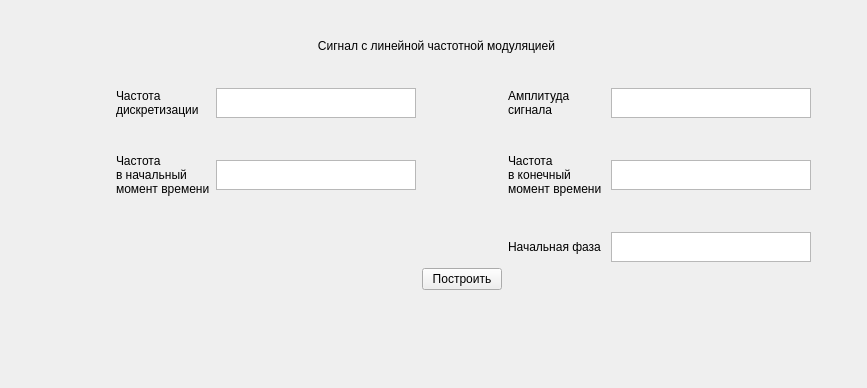
FroggyKwa/SignalAnalyzer, file ui/LinearFrequencyModulation.ui: the form before one commit.
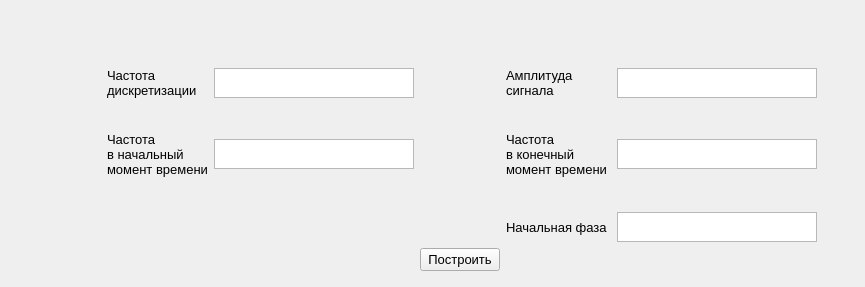
The form after the commit.

Patch:
```diff
--- a/ui/LinearFrequencyModulation.ui
+++ b/ui/LinearFrequencyModulation.ui
@@ -6,22 +6,39 @@
    <rect>
     <x>0</x>
     <y>0</y>
-    <width>867</width>
-    <height>388</height>
+    <width>865</width>
+    <height>287</height>
    </rect>
   </property>
+  <property name="minimumSize">
+   <size>
+    <width>865</width>
+    <height>287</height>
+   </size>
+  </property>
+  <property name="maximumSize">
+   <size>
+    <width>865</width>
+    <height>287</height>
+   </size>
+  </property>
   <property name="windowTitle">
    <string>Form</string>
   </property>
   <widget class="QWidget" name="gridLayoutWidget">
    <property name="geometry">
     <rect>
-     <x>9</x>
-     <y>9</y>
+     <x>10</x>
+     <y>-10</y>
      <width>855</width>
      <height>281</height>
     </rect>
    </property>
+   <property name="font">
+    <font>
+     <pointsize>10</pointsize>
+    </font>
+   </property>
    <layout class="QGridLayout" name="gridLayout">
     <item row="3" column="6">
      <widget class="QTextEdit" name="a">
@@ -37,10 +54,20 @@
         <height>30</height>
        </size>
       </property>
+      <property name="font">
+       <font>
+        <pointsize>10</pointsize>
+       </font>
+      </property>
      </widget>
     </item>
     <item row="6" column="3">
      <spacer name="verticalSpacer_2">
+      <property name="font">
+       <font>
+        <pointsize>10</pointsize>
+       </font>
+      </property>
       <property name="orientation">
        <enum>Qt::Vertical</enum>
       </property>
@@ -66,6 +93,11 @@
         <height>30</height>
        </size>
       </property>
+      <property name="font">
+       <font>
+        <pointsize>10</pointsize>
+       </font>
+      </property>
      </widget>
     </item>
     <item row="5" column="7">
@@ -95,10 +127,20 @@
         <height>30</height>
        </size>
       </property>
+      <property name="font">
+       <font>
+        <pointsize>10</pointsize>
+       </font>
+      </property>
      </widget>
     </item>
     <item row="5" column="5">
      <widget class="QLabel" name="width_envelope">
+      <property name="font">
+       <font>
+        <pointsize>10</pointsize>
+       </font>
+      </property>
       <property name="text">
        <string>Частота
 в конечный
@@ -108,11 +150,16 @@
     </item>
     <item row="1" column="0" colspan="8">
      <widget class="QLabel" name="label_5">
+      <property name="font">
+       <font>
+        <pointsize>10</pointsize>
+       </font>
+      </property>
       <property name="layoutDirection">
        <enum>Qt::LeftToRight</enum>
       </property>
       <property name="text">
-       <string>Cигнал с линейной частотной модуляцией</string>
+       <string/>
       </property>
       <property name="alignment">
        <set>Qt::AlignCenter</set>
@@ -121,6 +168,11 @@
     </item>
     <item row="2" column="3">
      <spacer name="verticalSpacer_3">
+      <property name="font">
+       <font>
+        <pointsize>10</pointsize>
+       </font>
+      </property>
       <property name="orientation">
        <enum>Qt::Vertical</enum>
       </property>
@@ -134,6 +186,11 @@
     </item>
     <item row="0" column="3">
      <spacer name="verticalSpacer_5">
+      <property name="font">
+       <font>
+        <pointsize>10</pointsize>
+       </font>
+      </property>
       <property name="orientation">
        <enum>Qt::Vertical</enum>
       </property>
@@ -147,6 +204,11 @@
     </item>
     <item row="5" column="2">
      <widget class="QLabel" name="frequency">
+      <property name="font">
+       <font>
+        <pointsize>10</pointsize>
+       </font>
+      </property>
       <property name="text">
        <string>Частота
 в начальный
@@ -156,6 +218,11 @@
     </item>
     <item row="4" column="3">
      <spacer name="verticalSpacer">
+      <property name="font">
+       <font>
+        <pointsize>10</pointsize>
+       </font>
+      </property>
       <property name="orientation">
        <enum>Qt::Vertical</enum>
       </property>
@@ -169,6 +236,11 @@
     </item>
     <item row="7" column="4">
      <spacer name="horizontalSpacer">
+      <property name="font">
+       <font>
+        <pointsize>10</pointsize>
+       </font>
+      </property>
       <property name="orientation">
        <enum>Qt::Horizontal</enum>
       </property>
@@ -194,10 +266,20 @@
         <height>30</height>
        </size>
       </property>
+      <property name="font">
+       <font>
+        <pointsize>10</pointsize>
+       </font>
+      </property>
      </widget>
     </item>
     <item row="3" column="2">
      <widget class="QLabel" name="label1">
+      <property name="font">
+       <font>
+        <pointsize>10</pointsize>
+       </font>
+      </property>
       <property name="text">
        <string>Частота
 дискретизации</string>
@@ -206,6 +288,11 @@
     </item>
     <item row="3" column="5">
      <widget class="QLabel" name="amplitude_edit">
+      <property name="font">
+       <font>
+        <pointsize>10</pointsize>
+       </font>
+      </property>
       <property name="text">
        <string>Амплитуда
 сигнала</string>
@@ -214,6 +301,11 @@
     </item>
     <item row="8" column="4">
      <widget class="QPushButton" name="build_plot_button">
+      <property name="font">
+       <font>
+        <pointsize>10</pointsize>
+       </font>
+      </property>
       <property name="text">
        <string>Построить</string>
       </property>
@@ -221,6 +313,11 @@
     </item>
     <item row="5" column="0">
      <spacer name="horizontalSpacer_2">
+      <property name="font">
+       <font>
+        <pointsize>10</pointsize>
+       </font>
+      </property>
       <property name="orientation">
        <enum>Qt::Horizontal</enum>
       </property>
@@ -234,6 +331,11 @@
     </item>
     <item row="5" column="1">
      <spacer name="horizontalSpacer_4">
+      <property name="font">
+       <font>
+        <pointsize>10</pointsize>
+       </font>
+      </property>
       <property name="orientation">
        <enum>Qt::Horizontal</enum>
       </property>
@@ -247,6 +349,11 @@
     </item>
     <item row="7" column="5">
      <widget class="QLabel" name="start_fase_2">
+      <property name="font">
+       <font>
+        <pointsize>10</pointsize>
+       </font>
+      </property>
       <property name="text">
        <string>Начальная фаза </string>
       </property>
@@ -266,6 +373,11 @@
         <height>30</height>
        </size>
       </property>
+      <property name="font">
+       <font>
+        <pointsize>10</pointsize>
+       </font>
+      </property>
      </widget>
     </item>
    </layout>
```
